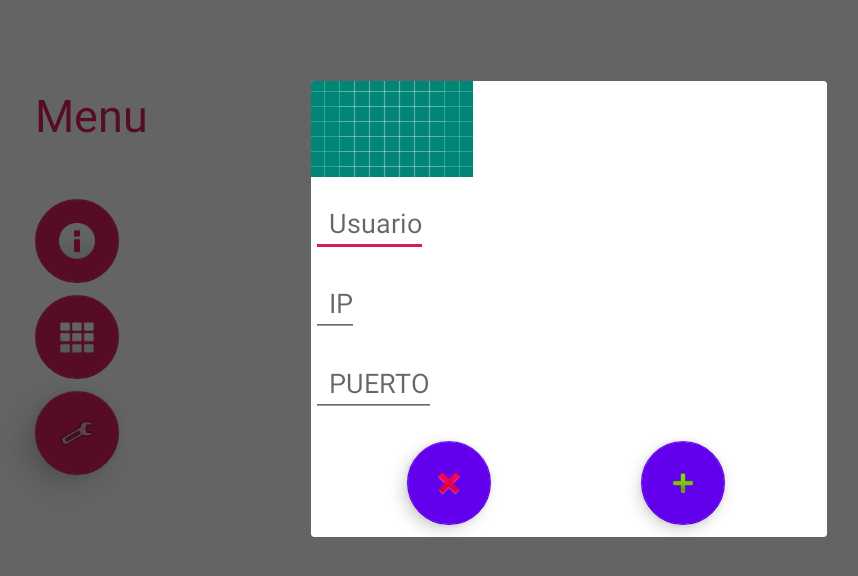
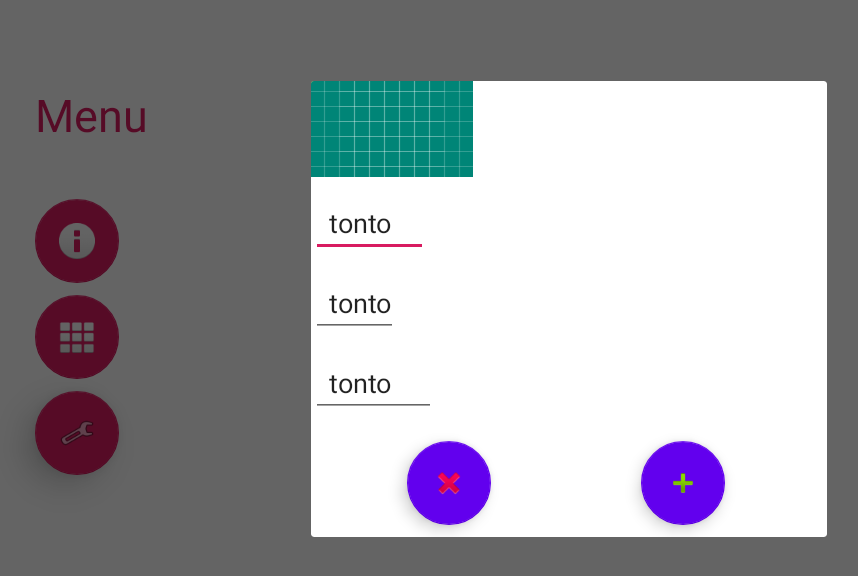
Before and after one commit to MariaAdrover/KillerPad, an Android app: the MenuActivity screen opened directly, with no data from a screen before it, after a tap on "GO TO PAD ACTIVITY", on a phone screen of 824 x 412 dp (held sideways). Shown: the top 576 px of the screen, without its empty margins (49-907 px from the left). Run offline under Robolectric (Android 15) with nearby library versions, the phone set to English and light mode, and no system bars; 1 statement that could not run was skipped.

Commit message:
shared preferenses para ip ust y port ya tira

```diff
--- a/app/src/main/java/com/example/killerpad/MenuActivity.java
+++ b/app/src/main/java/com/example/killerpad/MenuActivity.java
@@ -1,24 +1,53 @@
 package com.example.killerpad;
 
+import android.app.Dialog;
+import android.content.Intent;
+import android.content.SharedPreferences;
+import android.support.design.widget.FloatingActionButton;
 import android.support.v4.app.Fragment;
 import android.support.v4.app.FragmentManager;
 import android.support.v7.app.AppCompatActivity;
 import android.os.Bundle;
+import android.util.Log;
 import android.view.View;
+import android.widget.EditText;
+
+
 
 public class MenuActivity extends AppCompatActivity {
+
+    private static String TAG = "TAG";
+    SharedPreferences.Editor sp;    // pq Editor?
+
+    public void savePreferences(String key, String value){
+        sp = getSharedPreferences("savedPrefs", MODE_PRIVATE).edit();    // pq es "s"
+        sp.putString(key, value);
+        sp.commit();
+    }
+
+    public String loadPreference(String key){
+        SharedPreferences prefs = getSharedPreferences("savedPrefs", MODE_PRIVATE);
+        String restoredText = prefs.getString(key, "tonto");
+        return restoredText;
+    }
 
     @Override
     protected void onCreate(Bundle savedInstanceState) {
         super.onCreate(savedInstanceState);
+
         setContentView(R.layout.activity_menu);
 
+        Log.d(TAG, "holaaaaa");
         FragmentManager fm = getSupportFragmentManager();
         Fragment fragment = fm.findFragmentById(R.id.menu_container);
         if (fragment == null) {
             fragment = new MenuFragment(); fm.beginTransaction()
                     .add(R.id.menu_container, fragment) .commit();
         }
+
+
+
+
     }
 
     @Override
@@ -37,4 +66,6 @@ public class MenuActivity extends AppCompatActivity {
         //actionBar.hide();
         getSupportActionBar().hide();
     }
+
+
 }
--- a/app/src/main/java/com/example/killerpad/MenuFragment.java
+++ b/app/src/main/java/com/example/killerpad/MenuFragment.java
@@ -2,9 +2,11 @@ package com.example.killerpad;
 
 import android.app.Dialog;
 import android.content.Intent;
+import android.content.SharedPreferences;
 import android.os.Bundle;
 import android.support.design.widget.FloatingActionButton;
 import android.support.v4.app.Fragment;
+import android.util.Log;
 import android.view.LayoutInflater;
 import android.view.View;
 import android.view.ViewGroup;
@@ -12,64 +14,37 @@ import android.widget.Button;
 import android.widget.EditText;
 
 public class MenuFragment extends Fragment {
+
+    private Bundle sis;
     private Button goPad;
     private FloatingActionButton buttonInfoDialog;
+
+    SharedPreferences.Editor sp;
+
 
     @Override
     public void onCreate(Bundle savedInstanceState) {
         super.onCreate(savedInstanceState);
+
     }
 
     @Override
     public View onCreateView(LayoutInflater inflater, ViewGroup container, Bundle savedInstanceState) {
+
         View v = inflater.inflate(R.layout.fragment_menu, container, false);
 
+        this.goPad = (Button) v.findViewById(R.id.go_to_pad);
+        this.buttonInfoDialog = (FloatingActionButton) v.findViewById(R.id.buttonInfo);
+
         //añade listener en el boton.
-        this.goPad = (Button) v.findViewById(R.id.go_to_pad);
         this.goPad.setOnClickListener(new View.OnClickListener() {
             @Override
             public void onClick(View v) {
 
-                final Dialog dialog = new Dialog(getContext());
-                dialog.setContentView(R.layout.dialog_connect); //añade ñayout al dialogo
-                dialog.show();  //muestra el dialogo
-
-                FloatingActionButton bAceptar = dialog.findViewById(R.id.fButtonAceptar);
-                FloatingActionButton bCancelar = dialog.findViewById(R.id.fButtonCancelar);
-
-                //evento al pular boton aceptar: configurar ursName, ip, puerto
-                bAceptar.setOnClickListener(new View.OnClickListener(){
-                    @Override
-                    public void onClick(View v) {
-                        Intent intent = new Intent(getActivity(), PadActivity.class);
-
-                        // del dialogo coje el obj del editText e indicamos q es un edittext (parse). Luego pillamos el texto de dentro y lo pasamos a string
-                        String user = ((EditText) dialog.findViewById(R.id.username)).getText().toString();
-                        String ip = ((EditText) dialog.findViewById(R.id.ip)).getText().toString();
-
-                        //matadme por favor...
-                        int port = Integer.parseInt(((EditText) dialog.findViewById(R.id.puerto)).getText().toString());
-
-                        intent.putExtra("user", user);
-                        intent.putExtra("ip", ip);
-                        intent.putExtra("port", port);
-
-
-                        startActivity(intent);
-                    }
-                });
-
-                //evento al pusltar boton canclear: cerrar dialogo
-                bCancelar.setOnClickListener(new View.OnClickListener(){
-                    @Override
-                    public void onClick(View v) {
-                       dialog.cancel();
-                    }
-                });
+                //muestra el dialog para introducir la configuracion
+                showConfigDialog();
             }
         });
-
-        this.buttonInfoDialog = (FloatingActionButton) v.findViewById(R.id.buttonInfo);
 
         //test
         this.buttonInfoDialog.setOnClickListener(new View.OnClickListener() {
@@ -83,6 +58,67 @@ public class MenuFragment extends Fragment {
     }
 
 
+    //************** myMethods ****************
+
+
+
+    private void showConfigDialog(){
+
+        final Dialog dialog = new Dialog(getContext());
+        dialog.setContentView(R.layout.dialog_connect); //añade ñayout al dialogo
+        dialog.show();  //muestra el dialogo
+
+        FloatingActionButton bAceptar = dialog.findViewById(R.id.fButtonAceptar);
+        FloatingActionButton bCancelar = dialog.findViewById(R.id.fButtonCancelar);
+
+        // editText de cada campo
+        EditText etUsername = dialog.findViewById(R.id.username);
+        EditText etIp = dialog.findViewById(R.id.ip);
+        EditText etPort = dialog.findViewById(R.id.puerto);
+
+        etUsername.setText(((MenuActivity)getActivity()).loadPreference("user"));
+        etIp.setText(((MenuActivity)getActivity()).loadPreference("ip"));
+        etPort.setText(((MenuActivity)getActivity()).loadPreference("port"));
+
+        //EVENTO: al pular boton aceptar: configurar ursName, ip, puerto
+        bAceptar.setOnClickListener(new View.OnClickListener(){
+            @Override
+            public void onClick(View v) {
+                Intent intent = new Intent(getActivity(), PadActivity.class);
+
+                Log.d("TAG", "0");
+
+                //  coje del dialogo el obj del editText e indicamos q es un editText (parse). Luego pillamos el texto de dentro y lo pasamos a string
+                String user = ((EditText) dialog.findViewById(R.id.username)).getText().toString();
+                String ip = ((EditText) dialog.findViewById(R.id.ip)).getText().toString();
+
+                //matadme por favor...
+                int port = Integer.parseInt(((EditText) dialog.findViewById(R.id.puerto)).getText().toString());
+
+                intent.putExtra("user", user);
+                intent.putExtra("ip", ip);
+                intent.putExtra("port", port);
+
+
+                ((MenuActivity)getActivity()).savePreferences("user",user);
+                ((MenuActivity)getActivity()).savePreferences("ip",ip);
+                ((MenuActivity)getActivity()).savePreferences("port",Integer.toString(port));
+
+                startActivity(intent);
+            }
+        });
+
+        //EVENTO: al pusltar boton canclear: cerrar dialogo
+        bCancelar.setOnClickListener(new View.OnClickListener(){
+            @Override
+            public void onClick(View v) {
+                dialog.cancel();
+            }
+        });
+    }
+
+
+
 
 
 
```
Also changed, not shown: app/src/main/java/com/example/killerpad/FireMissileFragment.java (deleted, +0 -29 lines), app/src/main/java/com/example/killerpad/Handler.java (+1 -10 lines).
